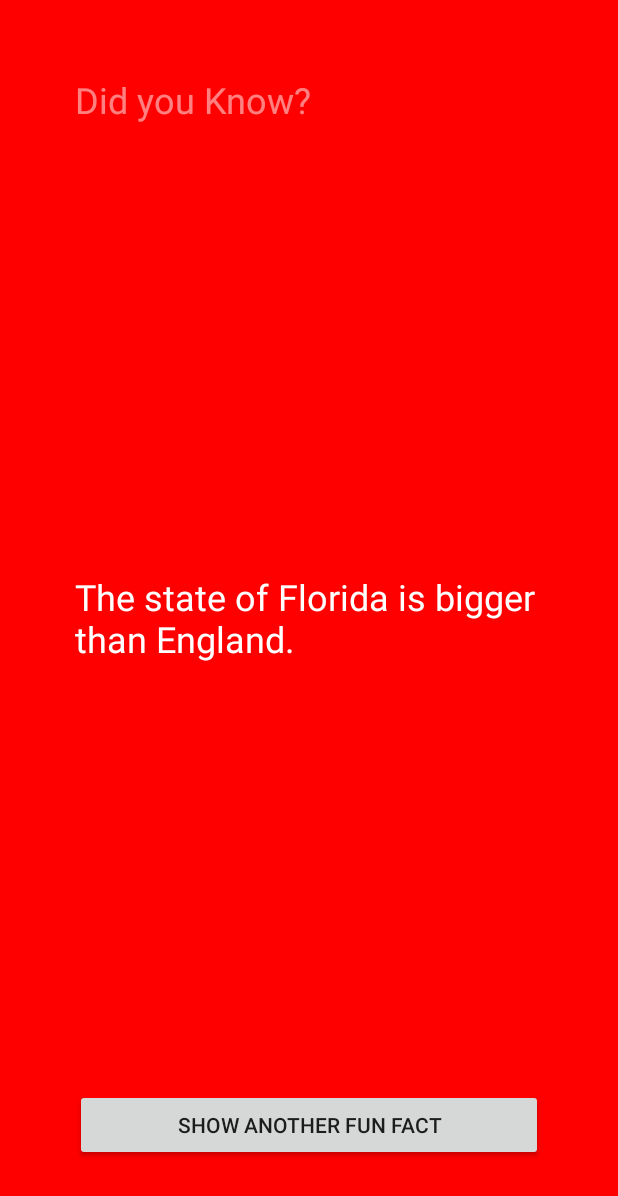
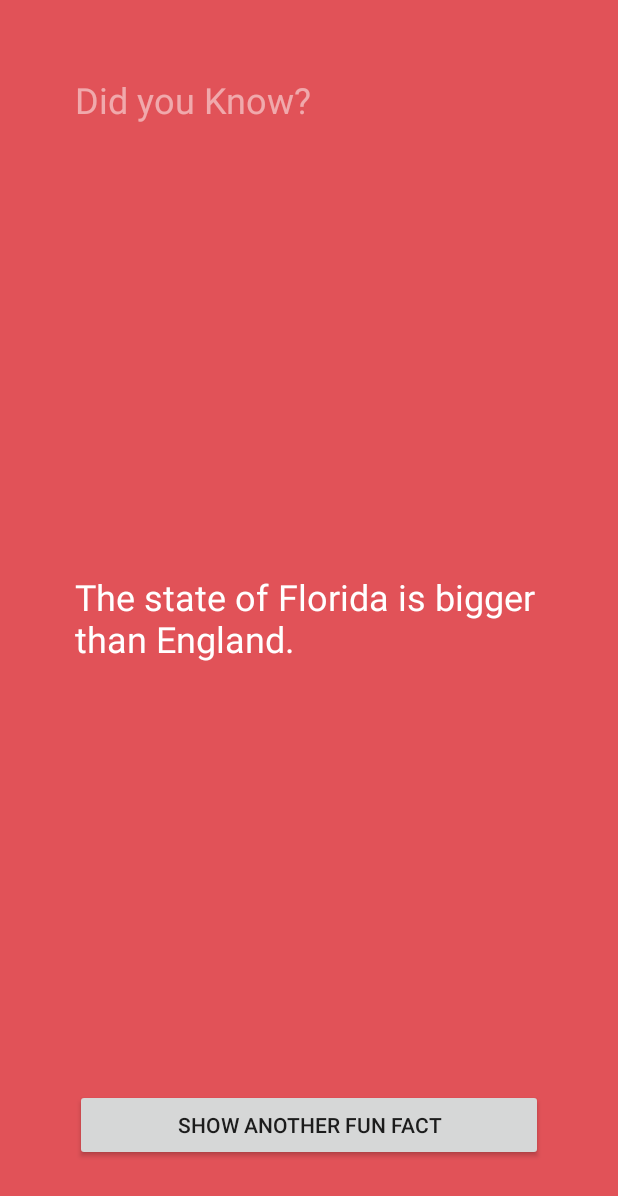
Before and after one commit to mgumiero9/Fun_Facts, an Android app: the screen it shows after launch (FunFactsActivity), after a tap on "SHOW ANOTHER FUN FACT", on a phone screen of 412 x 824 dp. Shown: the top 1196 px of the screen. Run offline under Robolectric (Android 15) with nearby library versions, the phone set to English and light mode, and no system bars.

Commit message:
Added full color functionality

```diff
--- /dev/null
+++ b/app/src/main/java/com/androiders/funfacts/ColorWheel.java
@@ -0,0 +1,37 @@
+package com.androiders.funfacts;
+
+import android.graphics.Color;
+
+import java.util.Random;
+
+/**
+ * Created by mgumiero9 on 19/02/16.
+ */
+public class ColorWheel {
+
+    private String[] mColors = {
+            "#39add1", // light blue
+            "#3079ab", // dark blue
+            "#c25975", // mauve
+            "#e15258", // red
+            "#f9845b", // orange
+            "#838cc7", // lavender
+            "#7d669e", // purple
+            "#53bbb4", // aqua
+            "#51b46d", // green
+            "#e0ab18", // mustard
+            "#637a91", // dark gray
+            "#f092b0", // pink
+            "#b7c0c7"  // light gray
+    };
+
+    public int getColors() {
+
+        Random randomGenerator = new Random();
+        int randomNumber = randomGenerator.nextInt(mColors.length);
+        String color = mColors[randomNumber];
+        int colorAsInt = Color.parseColor(color);
+
+        return colorAsInt;
+    }
+}
--- a/app/src/main/java/com/androiders/funfacts/FunFactsActivity.java
+++ b/app/src/main/java/com/androiders/funfacts/FunFactsActivity.java
@@ -13,6 +13,8 @@ import java.util.Random;
 public class FunFactsActivity extends AppCompatActivity {
 
     private FactBook mFactBook = new FactBook();
+    private ColorWheel mColorWheel = new ColorWheel();
+
     // Declaring Variables
     private TextView mFactTextView;
     private Button mShowFactButton;
@@ -34,8 +36,9 @@ public class FunFactsActivity extends AppCompatActivity {
             public void onClick(View v) {
 
                 String fact = mFactBook.getFact();
+                int color = mColorWheel.getColors();
                 mFactTextView.setText(fact);
-                mRelativeLayout.setBackgroundColor(Color.RED);
+                mRelativeLayout.setBackgroundColor(color);
             }
         };
 
```
